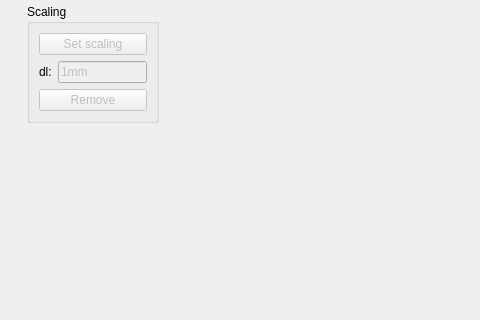
The window that design.ui (galaunay/pyDSA_gui) describes before a commit, drawn with Qt 5; both pictures show x 0 to 480 and y 243 to 563 of the 893 by 701 pixel window.
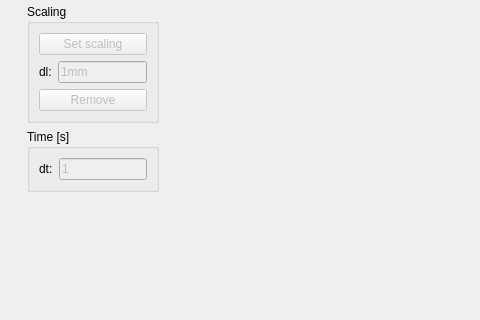
The same window after the commit. Custom widgets are drawn as their Qt base class.

What changed in the file:
```diff
--- a/design.ui
+++ b/design.ui
@@ -175,6 +175,36 @@
              </layout>
             </widget>
            </item>
+           <item>
+            <widget class="QGroupBox" name="groupBox_5">
+             <property name="title">
+              <string>Time [s]</string>
+             </property>
+             <layout class="QVBoxLayout" name="verticalLayout_21">
+              <item>
+               <layout class="QHBoxLayout" name="horizontalLayout_13">
+                <item>
+                 <widget class="QLabel" name="label_15">
+                  <property name="text">
+                   <string>dt:</string>
+                  </property>
+                 </widget>
+                </item>
+                <item>
+                 <widget class="QLineEdit" name="tab1_set_dt_text">
+                  <property name="enabled">
+                   <bool>false</bool>
+                  </property>
+                  <property name="text">
+                   <string>1</string>
+                  </property>
+                 </widget>
+                </item>
+               </layout>
+              </item>
+             </layout>
+            </widget>
+           </item>
            <item>
             <spacer name="verticalSpacer">
              <property name="orientation">
```
